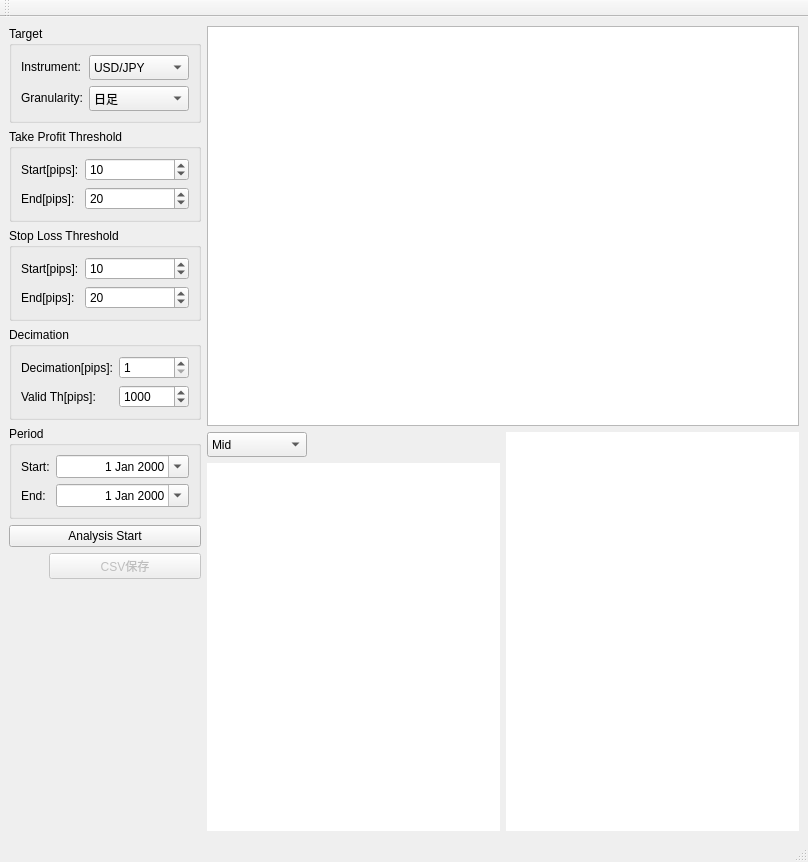
Qt form trade_monitor/trade_monitor/tech/sma_mth01.ui (takkin-takilog/namake-trader) before a commit.
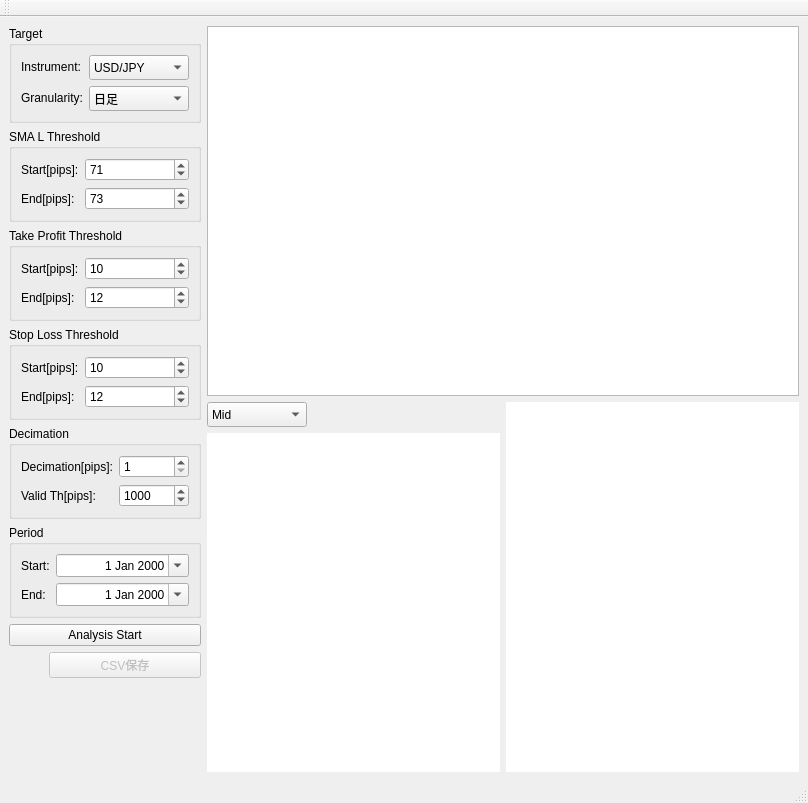
The same form after that commit.

Patch:
```diff
--- a/trade_monitor/trade_monitor/tech/sma_mth01.ui
+++ b/trade_monitor/trade_monitor/tech/sma_mth01.ui
@@ -7,7 +7,7 @@
     <x>0</x>
     <y>0</y>
     <width>808</width>
-    <height>862</height>
+    <height>803</height>
    </rect>
   </property>
   <property name="windowTitle">
@@ -82,6 +82,67 @@
         </layout>
        </widget>
       </item>
+      <item>
+       <widget class="QGroupBox" name="groupBox_6">
+        <property name="title">
+         <string>SMA L Threshold</string>
+        </property>
+        <layout class="QFormLayout" name="formLayout_5">
+         <item row="0" column="0">
+          <widget class="QLabel" name="label_12">
+           <property name="text">
+            <string>Start[pips]:</string>
+           </property>
+          </widget>
+         </item>
+         <item row="1" column="0">
+          <widget class="QLabel" name="label_13">
+           <property name="text">
+            <string>End[pips]:</string>
+           </property>
+          </widget>
+         </item>
+         <item row="1" column="1">
+          <widget class="QSpinBox" name="spinBox_SmaLngThEnd">
+           <property name="sizePolicy">
+            <sizepolicy hsizetype="Preferred" vsizetype="Preferred">
+             <horstretch>0</horstretch>
+             <verstretch>0</verstretch>
+            </sizepolicy>
+           </property>
+           <property name="minimum">
+            <number>1</number>
+           </property>
+           <property name="maximum">
+            <number>999</number>
+           </property>
+           <property name="value">
+            <number>73</number>
+           </property>
+          </widget>
+         </item>
+         <item row="0" column="1">
+          <widget class="QSpinBox" name="spinBox_SmaLngThStr">
+           <property name="sizePolicy">
+            <sizepolicy hsizetype="Preferred" vsizetype="Preferred">
+             <horstretch>0</horstretch>
+             <verstretch>0</verstretch>
+            </sizepolicy>
+           </property>
+           <property name="minimum">
+            <number>1</number>
+           </property>
+           <property name="maximum">
+            <number>999</number>
+           </property>
+           <property name="value">
+            <number>71</number>
+           </property>
+          </widget>
+         </item>
+        </layout>
+       </widget>
+      </item>
       <item>
        <widget class="QGroupBox" name="groupBox">
         <property name="title">
@@ -117,7 +178,7 @@
             <number>999</number>
            </property>
            <property name="value">
-            <number>20</number>
+            <number>12</number>
            </property>
           </widget>
          </item>
@@ -178,7 +239,7 @@
             <number>999</number>
            </property>
            <property name="value">
-            <number>20</number>
+            <number>12</number>
            </property>
           </widget>
          </item>
```
